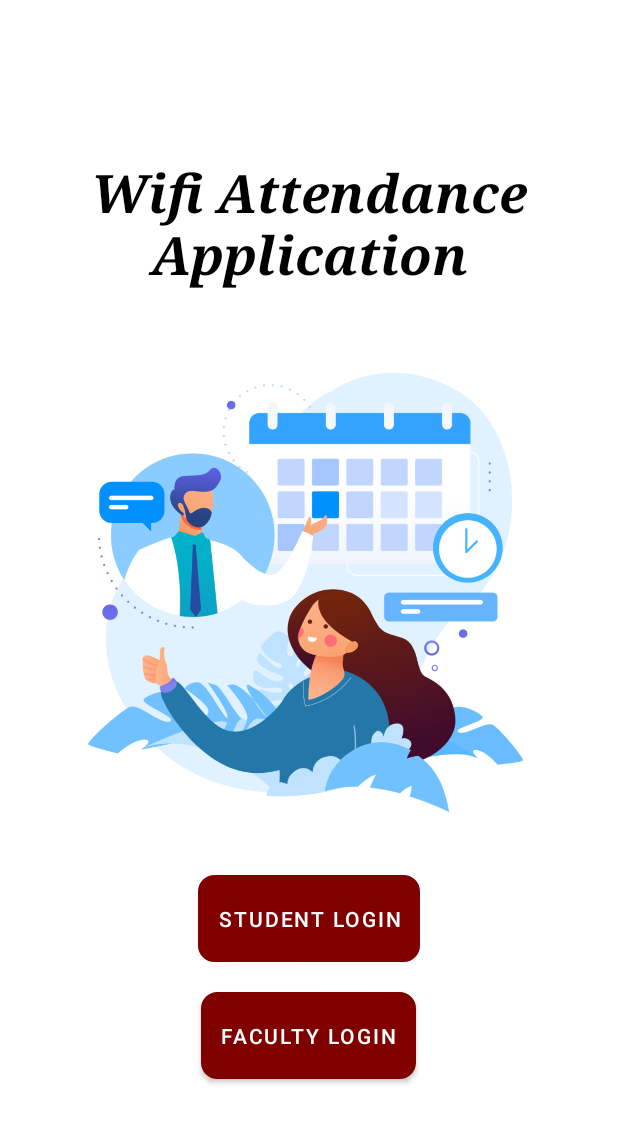
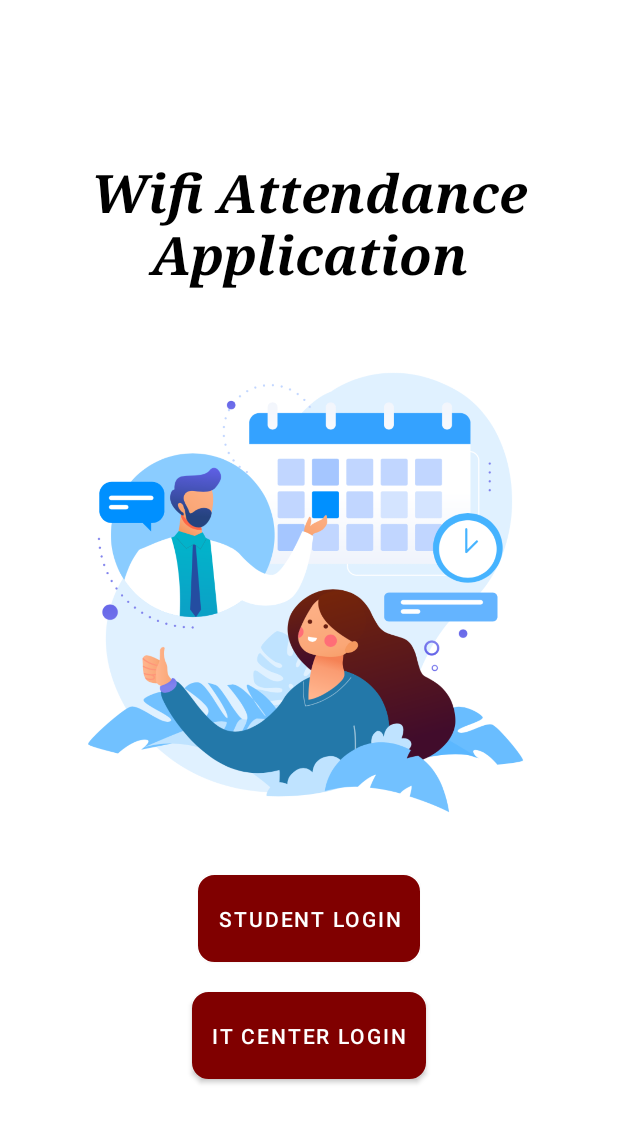
Before and after one commit to sanjueranga/Labmate, an Android app built with Jetpack Compose: the screen it shows after launch (LoginActivity), on a phone screen of 412 x 824 dp. Shown: the top 1123 px of the screen. Run offline under Robolectric (Android 15) with nearby library versions, the phone set to English and light mode, and no system bars.

Commit message:
Change appName & facLoginName

```diff
--- a/app/src/main/res/values/strings.xml
+++ b/app/src/main/res/values/strings.xml
@@ -1,6 +1,6 @@
 <resources>
-    <string name="app_name">Impromptu SSIP Hackathon 2023</string>
-    <string name="faculty_login">Faculty Login</string>
+    <string name="app_name">LabMate - Advanced Network Project - IT Center</string>
+    <string name="faculty_login">IT Center Login</string>
     <string name="student_login">Student Login</string>
     <string name="branch_spinner_hint">Select Branch</string>
     <string name="div_spinner_hint">Select Division</string>
```
